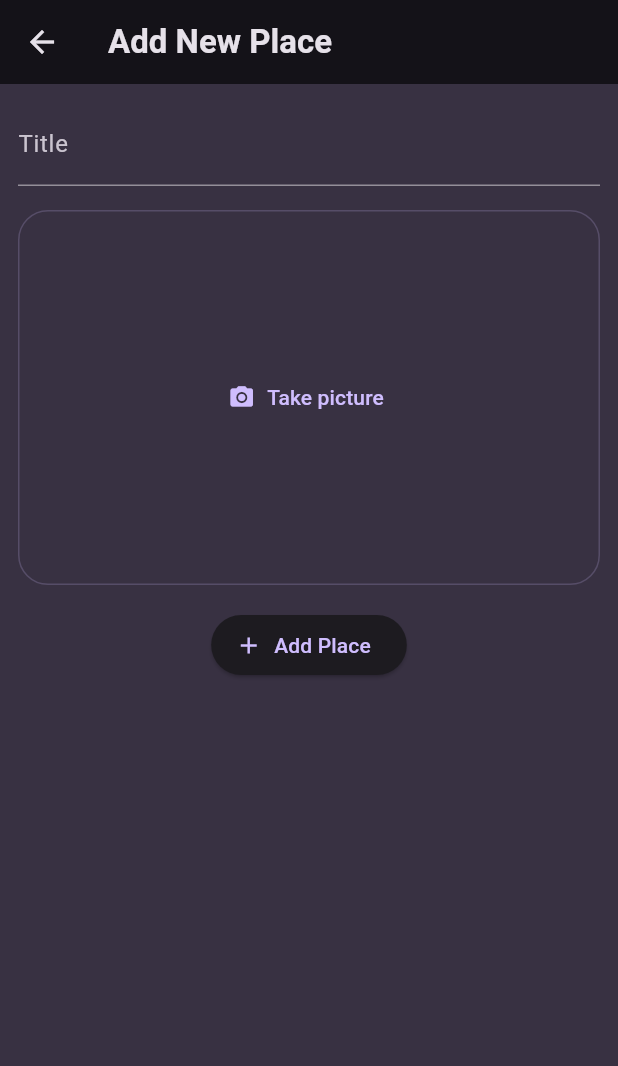
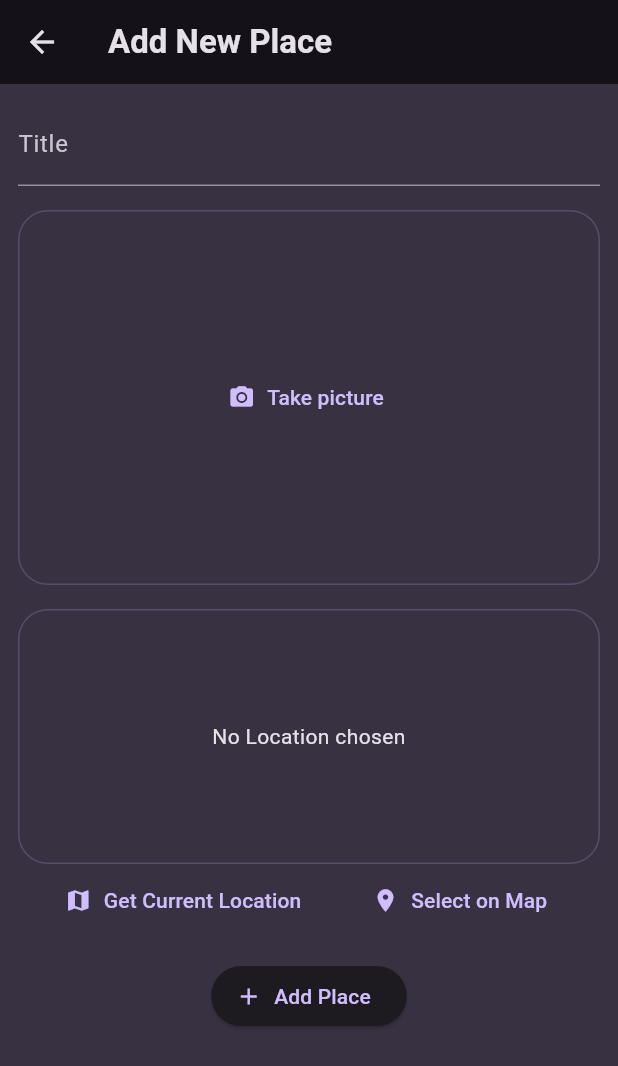
Before and after one commit to leangsengLy/Flutter_Project, a Flutter app: the AddPlaceScreen screen opened directly, on a phone screen of 412 x 824 dp. Shown: the top 1066 px of the screen. Run offline on Flutter 3.47's test engine with Material 3 defaults, Android fonts, the phone set to English and light mode, and no system bars; our stand-ins replace flutter_riverpod, google_fonts, image_picker, location, riverpod, transparent_image.

Commit message:
update new project

```diff
--- a/favorite_place/lib/models/place..dart
+++ b/favorite_place/lib/models/place..dart
@@ -1,9 +1,27 @@
 import 'package:uuid/uuid.dart';
+import 'dart:io';
 
 const uuid = Uuid();
 
+class PlaceLocation {
+  const PlaceLocation({
+    required this.latitude,
+    required this.longitude,
+    required this.address,
+  });
+  final double latitude;
+  final double longitude;
+  final String address;
+}
+
 class Place {
-  Place({required this.title}) : id = uuid.v4();
+  Place({
+    required this.title,
+    required this.image,
+    required this.placeLocation,
+  }) : id = uuid.v4();
   final String id;
   final String title;
+  final File image;
+  final PlaceLocation placeLocation;
 }
--- a/favorite_place/lib/provider/user_place.dart
+++ b/favorite_place/lib/provider/user_place.dart
@@ -1,10 +1,12 @@
+import 'dart:io';
 import 'package:favorite_place/models/place..dart';
 import 'package:riverpod/riverpod.dart';
 
 class UserPlactNotifier extends StateNotifier<List<Place>> {
   UserPlactNotifier() : super(const []);
-  void addPlace(String title) {
-    final newPlace = Place(title: title);
+  void addPlace(String title, File image, PlaceLocation placeLocation) {
+    final newPlace =
+        Place(title: title, image: image, placeLocation: placeLocation);
     state = [...state, newPlace];
   }
 }
--- a/favorite_place/lib/screens/add_place.dart
+++ b/favorite_place/lib/screens/add_place.dart
@@ -1,4 +1,8 @@
+import 'dart:io';
+
+import 'package:favorite_place/models/place..dart';
 import 'package:favorite_place/provider/user_place.dart';
+import 'package:favorite_place/widget/location_input.dart';
 import 'package:favorite_place/widget/image_input.dart';
 import 'package:flutter/material.dart';
 import 'package:flutter_riverpod/flutter_riverpod.dart';
@@ -13,16 +17,30 @@ class AddPlaceScreen extends ConsumerStatefulWidget {
 
 class AddPlaceScreenState extends ConsumerState<AddPlaceScreen> {
   final _titleController = TextEditingController();
+  File? fileSelected;
+  PlaceLocation? selectLocation;
   @override
   void dispose() {
     _titleController.dispose();
     super.dispose();
   }
 
+  void onSelectedLocation(PlaceLocation placeLocation) {
+    setState(() {
+      selectLocation = placeLocation;
+    });
+  }
+
   void onSavePlace() {
     final enterTitle = _titleController.text;
-    if (enterTitle.isEmpty || enterTitle == null) return;
-    ref.read(UserPlaceProviders.notifier).addPlace(enterTitle);
+    if (enterTitle.isEmpty || fileSelected == null || selectLocation == null) {
+      return;
+    }
+    ref.read(UserPlaceProviders.notifier).addPlace(
+          enterTitle,
+          fileSelected!,
+          selectLocation!,
+        );
     Navigator.of(context).pop();
   }
 
@@ -44,7 +62,15 @@ class AddPlaceScreenState extends ConsumerState<AddPlaceScreen> {
               ),
             ),
             const SizedBox(height: 16),
-            ImageInput(),
+            ImageInput(onSelectImage: (image) {
+              fileSelected = image;
+            }),
+            const SizedBox(height: 16),
+            LocationInput(
+              onSelectedLocation: (data) {
+                onSelectedLocation(data);
+              },
+            ),
             const SizedBox(height: 16),
             ElevatedButton.icon(
               icon: const Icon(Icons.add),
--- a/favorite_place/lib/widget/image_input.dart
+++ b/favorite_place/lib/widget/image_input.dart
@@ -1,8 +1,11 @@
+import 'dart:io';
 import 'package:flutter/material.dart';
+import 'package:image_picker/image_picker.dart';
 import 'package:flutter/widgets.dart';
 
 class ImageInput extends StatefulWidget {
-  const ImageInput({super.key});
+  const ImageInput({super.key, required this.onSelectImage});
+  final void Function(File image) onSelectImage;
   @override
   State<ImageInput> createState() {
     return ImageInputState();
@@ -10,9 +13,37 @@ class ImageInput extends StatefulWidget {
 }
 
 class ImageInputState extends State<ImageInput> {
-  void takePicture() {}
+  File? selectedImage;
+  void takePicture() async {
+    final imagePicker = ImagePicker();
+    final pickedImage = await imagePicker.pickImage(
+      source: ImageSource.camera,
+      maxWidth: 600,
+    );
+    if (pickedImage == null) return;
+    setState(() {
+      selectedImage = File(pickedImage.path);
+    });
+    widget.onSelectImage(selectedImage!);
+  }
+
   @override
   Widget build(BuildContext context) {
+    Widget content = TextButton.icon(
+      icon: const Icon(Icons.camera_alt),
+      label: const Text("Take picture"),
+      onPressed: takePicture,
+    );
+    if (selectedImage != null) {
+      content = GestureDetector(
+        onTap: takePicture,
+        child: Image.file(
+          selectedImage!,
+          fit: BoxFit.cover,
+          width: double.infinity,
+        ),
+      );
+    }
     return Container(
       width: double.infinity,
       height: 250,
@@ -23,11 +54,7 @@ class ImageInputState extends State<ImageInput> {
         borderRadius: BorderRadius.circular(20),
       ),
       alignment: Alignment.center,
-      child: TextButton.icon(
-        icon: const Icon(Icons.camera_alt),
-        label: const Text("Take picture"),
-        onPressed: takePicture,
-      ),
+      child: content,
     );
   }
 }
--- /dev/null
+++ b/favorite_place/lib/widget/location_input.dart
@@ -0,0 +1,131 @@
+import 'dart:convert';
+import 'dart:math';
+
+import 'package:favorite_place/models/place..dart';
+import 'package:flutter/material.dart';
+import 'package:http/http.dart' as http;
+import 'package:location/location.dart';
+
+class LocationInput extends StatefulWidget {
+  const LocationInput({super.key, required this.onSelectedLocation});
+  final void Function(PlaceLocation placeLocation) onSelectedLocation;
+  @override
+  State<LocationInput> createState() {
+    return LocationInputState();
+  }
+}
+
+class LocationInputState extends State<LocationInput> {
+  PlaceLocation? pickedLocation;
+  var isGettingLocation = false;
+  String get locationImage {
+    if (pickedLocation == null) {
+      return '';
+    }
+    final lat = pickedLocation!.latitude;
+    final longati = pickedLocation!.longitude;
+    return 'https://maps.googleapis.com/maps/api/staticmap?center=$lat,$longati=&zoom=16&size=600x300&maptype=roadmap&markers=color:red%7Clabel:S%7C$lat,$longati&key=AIzaSyD38baHAlNdY8_Kp1vEfTE038134vQ3_LE';
+  }
+
+  void getCurrentLocation() async {
+    Location location = new Location();
+
+    bool serviceEnabled;
+    PermissionStatus permissionGranted;
+    LocationData _locationData;
+
+    serviceEnabled = await location.serviceEnabled();
+    if (!serviceEnabled) {
+      serviceEnabled = await location.requestService();
+      if (!serviceEnabled) {
+        return;
+      }
+    }
+
+    permissionGranted = await location.hasPermission();
+    if (permissionGranted == PermissionStatus.denied) {
+      permissionGranted = await location.requestPermission();
+      if (permissionGranted != PermissionStatus.granted) {
+        return;
+      }
+    }
+    setState(() {
+      isGettingLocation = true;
+    });
+    _locationData = await location.getLocation();
+    final lat = _locationData.latitude;
+    final lon = _locationData.longitude;
+    if (lat == null || lon == null) {
+      return;
+    }
+    final Url = Uri.parse(
+        'https://maps.googleapis.com/maps/api/geocode/json?latlng=$lat,$lon&key=AIzaSyD38baHAlNdY8_Kp1vEfTE038134vQ3_LE');
+    final response = await http.get(Url);
+    final resData = json.decode(response.body);
+    final address = resData['results'][0]['formatted_address'];
+    setState(() {
+      pickedLocation = PlaceLocation(
+        latitude: lat,
+        longitude: lon,
+        address: address,
+      );
+      widget.onSelectedLocation(pickedLocation!);
+      isGettingLocation = false;
+    });
+  }
+
+  @override
+  Widget build(BuildContext context) {
+    Widget previewContent = Text(
+      'No Location chosen',
+      style: TextStyle(
+        color: Theme.of(context).colorScheme.onSurface,
+      ),
+      textAlign: TextAlign.center,
+    );
+    if (pickedLocation != null) {
+      previewContent = Image.network(
+        locationImage,
+        fit: BoxFit.cover,
+        width: double.infinity,
+        height: double.infinity,
+      );
+    }
+    if (isGettingLocation) {
+      previewContent = const CircularProgressIndicator();
+    }
+    return Column(
+      children: [
+        Container(
+          width: double.infinity,
+          height: 170,
+          alignment: Alignment.center,
+          decoration: BoxDecoration(
+            border: Border.all(
+              color: Theme.of(context).colorScheme.primary.withOpacity(0.2),
+            ),
+            borderRadius: BorderRadius.circular(20),
+          ),
+          child: previewContent,
+        ),
+        Row(
+          mainAxisAlignment: MainAxisAlignment.spaceEvenly,
+          children: [
+            TextButton.icon(
+              icon: const Icon(Icons.map),
+              onPressed: () {
+                getCurrentLocation();
+              },
+              label: const Text("Get Current Location"),
+            ),
+            TextButton.icon(
+              icon: const Icon(Icons.location_on),
+              onPressed: () {},
+              label: const Text("Select on Map"),
+            )
+          ],
+        )
+      ],
+    );
+  }
+}
--- a/favorite_place/pubspec.yaml
+++ b/favorite_place/pubspec.yaml
@@ -40,6 +40,8 @@ dependencies:
   uuid: ^4.5.1
   flutter_riverpod: ^2.6.1
   image_picker: ^1.1.2
+  location: ^7.0.1
+  http: ^1.2.2
 
 dev_dependencies:
   flutter_test:
```
Also changed, not shown: favorite_place/lib/screens/places.dart (+5 -2 lines), favorite_place/lib/screens/places_detail.dart (+68 -6 lines), favorite_place/lib/widget/places_list.dart (+10 -0 lines), favorite_place/pubspec.lock, 2 other files.
